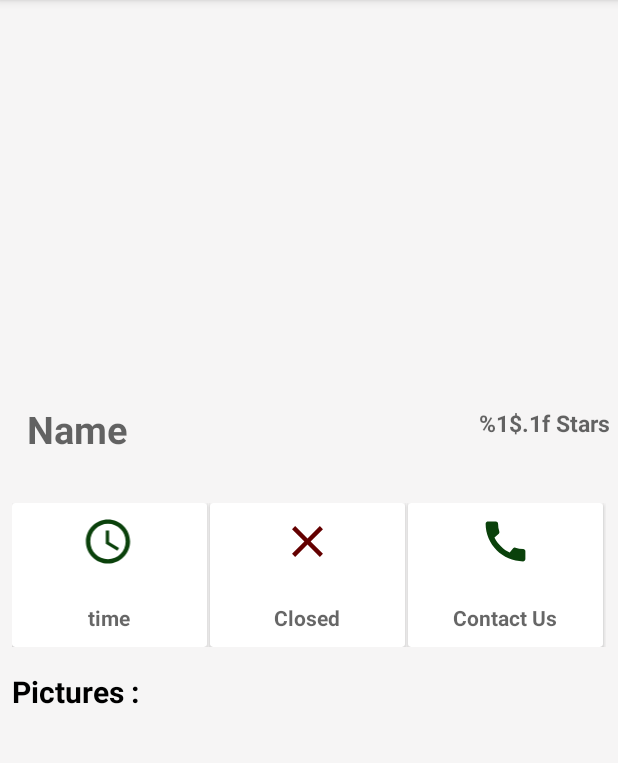
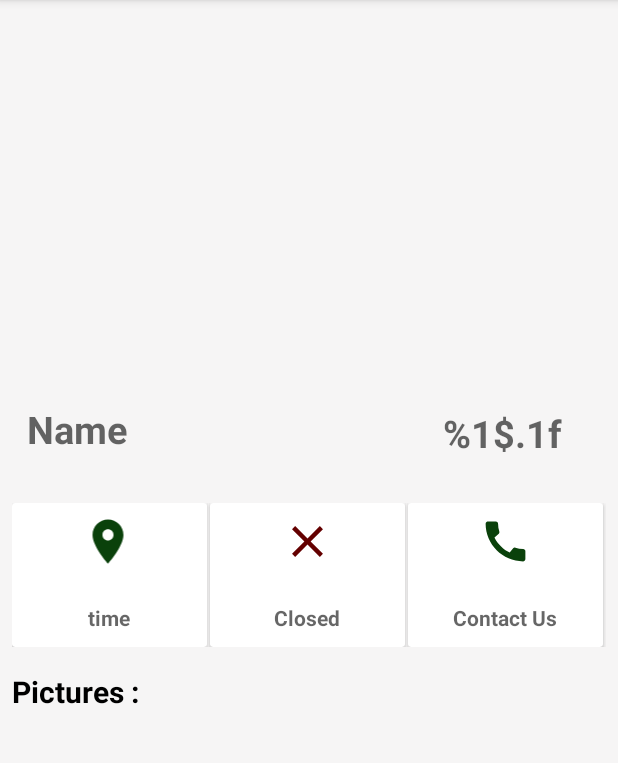
Before and after one commit to deemalmasri/TrainingProject2, an Android app: the Res_details screen opened directly, with no data from a screen before it, on a phone screen of 412 x 824 dp, the part 84-847 px from its top. Run offline under Robolectric (Android 15) with nearby library versions, the phone set to English and light mode, and no system bars; our stand-ins replace Picasso; network calls fail; pictures from the network do not load.

Commit message:
add resturent location

```diff
--- a/app/src/main/java/com/example/trainingproject2/Res_details.java
+++ b/app/src/main/java/com/example/trainingproject2/Res_details.java
@@ -89,6 +89,8 @@ public class Res_details extends AppCompatActivity {
                Picasso.get().load(res_details.getImage_url()).into(res_image);
                ArrayList<String> photos=(ArrayList<String>) res_details.getPhotos();
 
+               time.setText( res_details.getLocation().getAddress1());
+
                Picasso.get().load(photos.get(0)).into(photo1);
                Picasso.get().load(photos.get(1)).into(photo2);
                Picasso.get().load(photos.get(2)).into(photo3);
--- /dev/null
+++ b/app/src/main/res/drawable/ic_baseline_location_on_24.xml
@@ -0,0 +1,5 @@
+<vector android:height="24dp" android:tint="#0A410B"
+    android:viewportHeight="24" android:viewportWidth="24"
+    android:width="24dp" xmlns:android="http://schemas.android.com/apk/res/android">
+    <path android:fillColor="@android:color/white" android:pathData="M12,2C8.13,2 5,5.13 5,9c0,5.25 7,13 7,13s7,-7.75 7,-13c0,-3.87 -3.13,-7 -7,-7zM12,11.5c-1.38,0 -2.5,-1.12 -2.5,-2.5s1.12,-2.5 2.5,-2.5 2.5,1.12 2.5,2.5 -1.12,2.5 -2.5,2.5z"/>
+</vector>
--- a/app/src/main/res/layout/activity_res_details.xml
+++ b/app/src/main/res/layout/activity_res_details.xml
@@ -45,17 +45,17 @@
 
             <TextView
                 android:id="@+id/res_rating"
-                android:layout_width="wrap_content"
-                android:layout_height="35dp"
+                android:layout_width="111dp"
+                android:layout_height="37dp"
                 android:layout_alignParentTop="true"
                 android:layout_alignParentEnd="true"
                 android:layout_alignParentBottom="true"
                 android:layout_marginTop="33dp"
                 android:layout_marginEnd="5dp"
-                android:layout_marginBottom="10dp"
+                android:layout_marginBottom="25dp"
                 android:hint="@string/star_text"
-                android:textColor="@color/black"
-                android:textSize="15dp"
+                android:textColor="#314331"
+                android:textSize="25dp"
                 android:textStyle="bold" />
         </RelativeLayout>
     </LinearLayout>
@@ -89,7 +89,7 @@
                     android:layout_marginTop="8dp"
                     android:layout_marginEnd="8dp"
                     android:layout_marginBottom="23dp"
-                    android:src="@drawable/ic_baseline_access_time_24" />
+                    android:src="@drawable/ic_baseline_location_on_24" />
 
                 <TextView
                     android:id="@+id/res_time"
```
Also changed, not shown: app/src/main/java/com/example/trainingproject2/ResturentInfo.java (+37 -1 lines).
